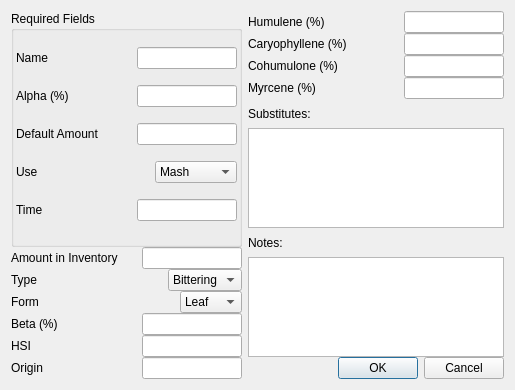
Above: ui/hopEditor.ui from mikfire/brewtarget before the change. Below: the same form after it.
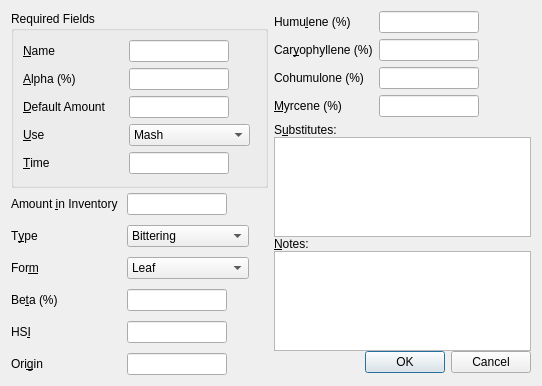
That is the form after the change. Custom widgets are drawn as their Qt base class.

Diff of the .ui file:
```diff
--- a/ui/hopEditor.ui
+++ b/ui/hopEditor.ui
@@ -6,8 +6,8 @@
    <rect>
     <x>0</x>
     <y>0</y>
-    <width>515</width>
-    <height>390</height>
+    <width>542</width>
+    <height>386</height>
    </rect>
   </property>
   <property name="sizePolicy">
@@ -22,13 +22,11 @@
   <property name="configSection" stdset="0">
    <string notr="true">hopEditor</string>
   </property>
-  <layout class="QHBoxLayout" name="horizontalLayout_17">
+  <layout class="QHBoxLayout" name="horizontalLayout">
    <item>
-    <layout class="QHBoxLayout" name="horizontalLayout_15">
-     <item>
-      <layout class="QVBoxLayout" name="verticalLayout_3">
+    <layout class="QVBoxLayout" name="verticalLayout_required">
        <property name="spacing">
-        <number>0</number>
+      <number>5</number>
        </property>
        <item>
         <widget class="QGroupBox" name="groupBox">
@@ -38,37 +36,14 @@
          <property name="configSection" stdset="0">
           <string notr="true">hopEditor</string>
          </property>
-         <layout class="QVBoxLayout" name="verticalLayout">
-          <property name="spacing">
-           <number>0</number>
-          </property>
-          <property name="sizeConstraint">
-           <enum>QLayout::SetMinimumSize</enum>
-          </property>
-          <property name="leftMargin">
-           <number>2</number>
-          </property>
-          <property name="topMargin">
-           <number>0</number>
+       <layout class="QFormLayout" name="formLayout_4">
+        <property name="horizontalSpacing">
+         <number>20</number>
           </property>
           <property name="rightMargin">
-           <number>2</number>
-          </property>
-          <property name="bottomMargin">
-           <number>3</number>
-          </property>
-          <item>
-           <layout class="QHBoxLayout" name="horizontalLayout">
-            <property name="spacing">
-             <number>0</number>
-            </property>
-            <property name="sizeConstraint">
-             <enum>QLayout::SetNoConstraint</enum>
-            </property>
-            <property name="topMargin">
-             <number>0</number>
-            </property>
-            <item>
+         <number>15</number>
+        </property>
+        <item row="0" column="0">
              <widget class="QLabel" name="label_name">
               <property name="sizePolicy">
                <sizepolicy hsizetype="Expanding" vsizetype="Preferred">
@@ -77,14 +52,14 @@
                </sizepolicy>
               </property>
               <property name="text">
-               <string>Name</string>
+           <string>&amp;Name</string>
               </property>
               <property name="buddy">
                <cstring>lineEdit_name</cstring>
               </property>
              </widget>
             </item>
-            <item>
+        <item row="0" column="1">
              <widget class="QLineEdit" name="lineEdit_name">
               <property name="sizePolicy">
                <sizepolicy hsizetype="Fixed" vsizetype="Fixed">
@@ -109,11 +84,7 @@
               </property>
              </widget>
             </item>
-           </layout>
-          </item>
-          <item>
-           <layout class="QHBoxLayout" name="horizontalLayout_2">
-            <item>
+        <item row="1" column="0">
              <widget class="QLabel" name="label_alpha">
               <property name="sizePolicy">
                <sizepolicy hsizetype="Expanding" vsizetype="Preferred">
@@ -122,14 +93,68 @@
                </sizepolicy>
               </property>
               <property name="text">
-               <string>Alpha (%)</string>
+           <string>&amp;Alpha (%)</string>
               </property>
               <property name="buddy">
                <cstring>lineEdit_alpha</cstring>
               </property>
              </widget>
             </item>
-            <item>
+        <item row="2" column="0">
+         <widget class="BtMassLabel" name="label_amount">
+          <property name="sizePolicy">
+           <sizepolicy hsizetype="Expanding" vsizetype="Preferred">
+            <horstretch>0</horstretch>
+            <verstretch>0</verstretch>
+           </sizepolicy>
+          </property>
+          <property name="contextMenuPolicy">
+           <enum>Qt::CustomContextMenu</enum>
+          </property>
+          <property name="text">
+           <string>&amp;Default Amount </string>
+          </property>
+          <property name="buddy">
+           <cstring>lineEdit_amount</cstring>
+          </property>
+         </widget>
+        </item>
+        <item row="3" column="0">
+         <widget class="QLabel" name="label_use">
+          <property name="sizePolicy">
+           <sizepolicy hsizetype="Expanding" vsizetype="Preferred">
+            <horstretch>0</horstretch>
+            <verstretch>0</verstretch>
+           </sizepolicy>
+          </property>
+          <property name="text">
+           <string>&amp;Use</string>
+          </property>
+          <property name="buddy">
+           <cstring>comboBox_use</cstring>
+          </property>
+         </widget>
+        </item>
+        <item row="4" column="0">
+         <widget class="BtTimeLabel" name="label_time">
+          <property name="sizePolicy">
+           <sizepolicy hsizetype="Expanding" vsizetype="Preferred">
+            <horstretch>0</horstretch>
+            <verstretch>0</verstretch>
+           </sizepolicy>
+          </property>
+          <property name="contextMenuPolicy">
+           <enum>Qt::CustomContextMenu</enum>
+          </property>
+          <property name="text">
+           <string>&amp;Time</string>
+          </property>
+          <property name="buddy">
+           <cstring>lineEdit_time</cstring>
+          </property>
+         </widget>
+        </item>
+        <item row="1" column="1">
              <widget class="BtGenericEdit" name="lineEdit_alpha">
               <property name="sizePolicy">
                <sizepolicy hsizetype="Fixed" vsizetype="Fixed">
@@ -157,30 +182,7 @@
               </property>
              </widget>
             </item>
-           </layout>
-          </item>
-          <item>
-           <layout class="QHBoxLayout" name="horizontalLayout_3">
-            <item>
-             <widget class="BtMassLabel" name="label_amount">
-              <property name="sizePolicy">
-               <sizepolicy hsizetype="Expanding" vsizetype="Preferred">
-                <horstretch>0</horstretch>
-                <verstretch>0</verstretch>
-               </sizepolicy>
-              </property>
-              <property name="contextMenuPolicy">
-               <enum>Qt::CustomContextMenu</enum>
-              </property>
-              <property name="text">
-               <string>Default Amount </string>
-              </property>
-              <property name="buddy">
-               <cstring>lineEdit_amount</cstring>
-              </property>
-             </widget>
-            </item>
-            <item>
+        <item row="2" column="1">
              <widget class="BtMassEdit" name="lineEdit_amount">
               <property name="sizePolicy">
                <sizepolicy hsizetype="Fixed" vsizetype="Fixed">
@@ -208,27 +210,7 @@
               </property>
              </widget>
             </item>
-           </layout>
-          </item>
-          <item>
-           <layout class="QHBoxLayout" name="horizontalLayout_5">
-            <item>
-             <widget class="QLabel" name="label_use">
-              <property name="sizePolicy">
-               <sizepolicy hsizetype="Expanding" vsizetype="Preferred">
-                <horstretch>0</horstretch>
-                <verstretch>0</verstretch>
-               </sizepolicy>
-              </property>
-              <property name="text">
-               <string>Use</string>
-              </property>
-              <property name="buddy">
-               <cstring>comboBox_use</cstring>
-              </property>
-             </widget>
-            </item>
-            <item>
+        <item row="3" column="1">
              <widget class="QComboBox" name="comboBox_use">
               <property name="toolTip">
                <string>Use</string>
@@ -260,30 +242,7 @@
               </item>
              </widget>
             </item>
-           </layout>
-          </item>
-          <item>
-           <layout class="QHBoxLayout" name="horizontalLayout_4">
-            <item>
-             <widget class="BtTimeLabel" name="label_time">
-              <property name="sizePolicy">
-               <sizepolicy hsizetype="Expanding" vsizetype="Preferred">
-                <horstretch>0</horstretch>
-                <verstretch>0</verstretch>
-               </sizepolicy>
-              </property>
-              <property name="contextMenuPolicy">
-               <enum>Qt::CustomContextMenu</enum>
-              </property>
-              <property name="text">
-               <string>Time</string>
-              </property>
-              <property name="buddy">
-               <cstring>lineEdit_time</cstring>
-              </property>
-             </widget>
-            </item>
-            <item>
+        <item row="4" column="1">
              <widget class="BtTimeEdit" name="lineEdit_time">
               <property name="sizePolicy">
                <sizepolicy hsizetype="Fixed" vsizetype="Fixed">
@@ -312,26 +271,124 @@
              </widget>
             </item>
            </layout>
-          </item>
-         </layout>
+       <zorder>label_name</zorder>
+       <zorder>label_name</zorder>
+       <zorder>lineEdit_name</zorder>
+       <zorder>label_alpha</zorder>
+       <zorder>label_amount</zorder>
+       <zorder>label_use</zorder>
+       <zorder>label_time</zorder>
+       <zorder>lineEdit_alpha</zorder>
+       <zorder>lineEdit_amount</zorder>
+       <zorder>comboBox_use</zorder>
+       <zorder>lineEdit_time</zorder>
         </widget>
        </item>
        <item>
-        <layout class="QHBoxLayout" name="horizontalLayout_16">
-         <item>
+      <layout class="QFormLayout" name="formLayout_2">
+       <property name="horizontalSpacing">
+        <number>9</number>
+       </property>
+       <property name="verticalSpacing">
+        <number>10</number>
+       </property>
+       <property name="rightMargin">
+        <number>19</number>
+       </property>
+       <item row="0" column="0">
           <widget class="BtMassLabel" name="label_inventory">
            <property name="contextMenuPolicy">
             <enum>Qt::CustomContextMenu</enum>
            </property>
            <property name="text">
-            <string>Amount in Inventory</string>
+          <string>Amount &amp;in Inventory</string>
            </property>
            <property name="buddy">
             <cstring>lineEdit_inventory</cstring>
            </property>
           </widget>
          </item>
-         <item>
+       <item row="1" column="0">
+        <widget class="QLabel" name="label_type">
+         <property name="sizePolicy">
+          <sizepolicy hsizetype="Expanding" vsizetype="Preferred">
+           <horstretch>0</horstretch>
+           <verstretch>0</verstretch>
+          </sizepolicy>
+         </property>
+         <property name="text">
+          <string>T&amp;ype</string>
+         </property>
+         <property name="buddy">
+          <cstring>comboBox_type</cstring>
+         </property>
+        </widget>
+       </item>
+       <item row="2" column="0">
+        <widget class="QLabel" name="label_form">
+         <property name="sizePolicy">
+          <sizepolicy hsizetype="Expanding" vsizetype="Preferred">
+           <horstretch>0</horstretch>
+           <verstretch>0</verstretch>
+          </sizepolicy>
+         </property>
+         <property name="text">
+          <string>For&amp;m</string>
+         </property>
+         <property name="buddy">
+          <cstring>comboBox_form</cstring>
+         </property>
+        </widget>
+       </item>
+       <item row="3" column="0">
+        <widget class="QLabel" name="label_beta">
+         <property name="sizePolicy">
+          <sizepolicy hsizetype="Expanding" vsizetype="Preferred">
+           <horstretch>0</horstretch>
+           <verstretch>0</verstretch>
+          </sizepolicy>
+         </property>
+         <property name="text">
+          <string>Be&amp;ta (%)</string>
+         </property>
+         <property name="buddy">
+          <cstring>lineEdit_beta</cstring>
+         </property>
+        </widget>
+       </item>
+       <item row="4" column="0">
+        <widget class="QLabel" name="label_HSI">
+         <property name="sizePolicy">
+          <sizepolicy hsizetype="Expanding" vsizetype="Preferred">
+           <horstretch>0</horstretch>
+           <verstretch>0</verstretch>
+          </sizepolicy>
+         </property>
+         <property name="text">
+          <string>HS&amp;I</string>
+         </property>
+         <property name="buddy">
+          <cstring>lineEdit_HSI</cstring>
+         </property>
+        </widget>
+       </item>
+       <item row="5" column="0">
+        <widget class="QLabel" name="label_origin">
+         <property name="sizePolicy">
+          <sizepolicy hsizetype="Expanding" vsizetype="Preferred">
+           <horstretch>0</horstretch>
+           <verstretch>0</verstretch>
+          </sizepolicy>
+         </property>
+         <property name="text">
+          <string>Ori&amp;gin</string>
+         </property>
+         <property name="buddy">
+          <cstring>lineEdit_origin</cstring>
+         </property>
+        </widget>
+       </item>
+       <item row="0" column="1">
           <widget class="BtMassEdit" name="lineEdit_inventory">
            <property name="sizePolicy">
             <sizepolicy hsizetype="Maximum" vsizetype="Fixed">
@@ -353,27 +410,7 @@
            </property>
           </widget>
          </item>
-        </layout>
-       </item>
-       <item>
-        <layout class="QHBoxLayout" name="horizontalLayout_6">
-         <item>
-          <widget class="QLabel" name="label_type">
-           <property name="sizePolicy">
-            <sizepolicy hsizetype="Expanding" vsizetype="Preferred">
-             <horstretch>0</horstretch>
-             <verstretch>0</verstretch>
-            </sizepolicy>
-           </property>
-           <property name="text">
-            <string>Type</string>
-           </property>
-           <property name="buddy">
-            <cstring>comboBox_type</cstring>
-           </property>
-          </widget>
-         </item>
-         <item>
+       <item row="1" column="1">
           <widget class="QComboBox" name="comboBox_type">
            <property name="toolTip">
             <string>Type</string>
@@ -395,27 +432,7 @@
            </item>
           </widget>
          </item>
-        </layout>
-       </item>
-       <item>
-        <layout class="QHBoxLayout" name="horizontalLayout_8">
-         <item>
-          <widget class="QLabel" name="label_form">
-           <property name="sizePolicy">
-            <sizepolicy hsizetype="Expanding" vsizetype="Preferred">
-             <horstretch>0</horstretch>
-             <verstretch>0</verstretch>
-            </sizepolicy>
-           </property>
-           <property name="text">
-            <string>Form</string>
-           </property>
-           <property name="buddy">
-            <cstring>comboBox_form</cstring>
-           </property>
-          </widget>
-         </item>
-         <item>
+       <item row="2" column="1">
           <widget class="QComboBox" name="comboBox_form">
            <property name="toolTip">
             <string>Form</string>
@@ -437,27 +454,7 @@
            </item>
           </widget>
          </item>
-        </layout>
-       </item>
-       <item>
-        <layout class="QHBoxLayout" name="horizontalLayout_7">
-         <item>
-          <widget class="QLabel" name="label_beta">
-           <property name="sizePolicy">
-            <sizepolicy hsizetype="Expanding" vsizetype="Preferred">
-             <horstretch>0</horstretch>
-             <verstretch>0</verstretch>
-            </sizepolicy>
-           </property>
-           <property name="text">
-            <string>Beta (%)</string>
-           </property>
-           <property name="buddy">
-            <cstring>lineEdit_beta</cstring>
-           </property>
-          </widget>
-         </item>
-         <item>
+       <item row="3" column="1">
           <widget class="BtGenericEdit" name="lineEdit_beta">
            <property name="sizePolicy">
             <sizepolicy hsizetype="Fixed" vsizetype="Fixed">
@@ -485,27 +482,7 @@
            </property>
           </widget>
          </item>
-        </layout>
-       </item>
-       <item>
-        <layout class="QHBoxLayout" name="horizontalLayout_9">
-         <item>
-          <widget class="QLabel" name="label_HSI">
-           <property name="sizePolicy">
-            <sizepolicy hsizetype="Expanding" vsizetype="Preferred">
-             <horstretch>0</horstretch>
-             <verstretch>0</verstretch>
-            </sizepolicy>
-           </property>
-           <property name="text">
-            <string>HSI</string>
-           </property>
-           <property name="buddy">
-            <cstring>lineEdit_HSI</cstring>
-           </property>
-          </widget>
-         </item>
-         <item>
+       <item row="4" column="1">
           <widget class="BtGenericEdit" name="lineEdit_HSI">
            <property name="sizePolicy">
             <sizepolicy hsizetype="Fixed" vsizetype="Fixed">
@@ -533,27 +510,7 @@
            </property>
           </widget>
          </item>
-        </layout>
-       </item>
-       <item>
-        <layout class="QHBoxLayout" name="horizontalLayout_10">
-         <item>
-          <widget class="QLabel" name="label_origin">
-           <property name="sizePolicy">
-            <sizepolicy hsizetype="Expanding" vsizetype="Preferred">
-             <horstretch>0</horstretch>
-             <verstretch>0</verstretch>
-            </sizepolicy>
-           </property>
-           <property name="text">
-            <string>Origin</string>
-           </property>
-           <property name="buddy">
-            <cstring>lineEdit_origin</cstring>
-           </property>
-          </widget>
-         </item>
-         <item>
+       <item row="5" column="1">
           <widget class="QLineEdit" name="lineEdit_origin">
            <property name="sizePolicy">
             <sizepolicy hsizetype="Fixed" vsizetype="Fixed">
@@ -583,13 +540,10 @@
       </layout>
      </item>
      <item>
-      <layout class="QVBoxLayout" name="verticalLayout_2">
-       <property name="spacing">
-        <number>0</number>
-       </property>
+    <layout class="QVBoxLayout" name="verticalLayout_extras">
        <item>
-        <layout class="QHBoxLayout" name="horizontalLayout_14">
-         <item>
+      <layout class="QFormLayout" name="formLayout_3">
+       <item row="0" column="0">
           <widget class="QLabel" name="label_humulene">
            <property name="sizePolicy">
             <sizepolicy hsizetype="Expanding" vsizetype="Preferred">
@@ -598,14 +552,62 @@
             </sizepolicy>
            </property>
            <property name="text">
-            <string>Humulene (%)</string>
+          <string>Humu&amp;lene (%)</string>
            </property>
            <property name="buddy">
             <cstring>lineEdit_humulene</cstring>
            </property>
           </widget>
          </item>
-         <item>
+       <item row="1" column="0">
+        <widget class="QLabel" name="label_caryophyllene">
+         <property name="sizePolicy">
+          <sizepolicy hsizetype="Expanding" vsizetype="Preferred">
+           <horstretch>0</horstretch>
+           <verstretch>0</verstretch>
+          </sizepolicy>
+         </property>
+         <property name="text">
+          <string>Car&amp;yophyllene (%)</string>
+         </property>
+         <property name="buddy">
+          <cstring>lineEdit_caryophyllene</cstring>
+         </property>
+        </widget>
+       </item>
+       <item row="2" column="0">
+        <widget class="QLabel" name="label_cohumulone">
+         <property name="sizePolicy">
+          <sizepolicy hsizetype="Expanding" vsizetype="Preferred">
+           <horstretch>0</horstretch>
+           <verstretch>0</verstretch>
+          </sizepolicy>
+         </property>
+         <property name="text">
+          <string>Cohumulone (%)</string>
+         </property>
+         <property name="buddy">
+          <cstring>lineEdit_cohumulone</cstring>
+         </property>
+        </widget>
+       </item>
+       <item row="3" column="0">
+        <widget class="QLabel" name="label_myrcene">
+         <property name="sizePolicy">
+          <sizepolicy hsizetype="Expanding" vsizetype="Preferred">
+           <horstretch>0</horstretch>
+           <verstretch>0</verstretch>
+          </sizepolicy>
+         </property>
+         <property name="text">
+          <string>&amp;Myrcene (%)</string>
+         </property>
+         <property name="buddy">
+          <cstring>lineEdit_myrcene</cstring>
+         </property>
+        </widget>
+       </item>
+       <item row="0" column="1">
           <widget class="BtGenericEdit" name="lineEdit_humulene">
            <property name="sizePolicy">
             <sizepolicy hsizetype="Fixed" vsizetype="Fixed">
@@ -633,27 +635,7 @@
            </property>
           </widget>
          </item>
-        </layout>
-       </item>
-       <item>
-        <layout class="QHBoxLayout" name="horizontalLayout_13">
-         <item>
-          <widget class="QLabel" name="label_caryophyllene">
-           <property name="sizePolicy">
-            <sizepolicy hsizetype="Expanding" vsizetype="Preferred">
-             <horstretch>0</horstretch>
-             <verstretch>0</verstretch>
-            </sizepolicy>
-           </property>
-           <property name="text">
-            <string>Caryophyllene (%)</string>
-           </property>
-           <property name="buddy">
-            <cstring>lineEdit_caryophyllene</cstring>
-           </property>
-          </widget>
-         </item>
-         <item>
+       <item row="1" column="1">
           <widget class="BtGenericEdit" name="lineEdit_caryophyllene">
            <property name="sizePolicy">
             <sizepolicy hsizetype="Fixed" vsizetype="Fixed">
@@ -681,27 +663,7 @@
            </property>
           </widget>
          </item>
-        </layout>
-       </item>
-       <item>
-        <layout class="QHBoxLayout" name="horizontalLayout_12">
-         <item>
-          <widget class="QLabel" name="label_cohumulone">
-           <property name="sizePolicy">
-            <sizepolicy hsizetype="Expanding" vsizetype="Preferred">
-             <horstretch>0</horstretch>
-             <verstretch>0</verstretch>
-            </sizepolicy>
-           </property>
-           <property name="text">
-            <string>Cohumulone (%)</string>
-           </property>
-           <property name="buddy">
-            <cstring>lineEdit_cohumulone</cstring>
-           </property>
-          </widget>
-         </item>
-         <item>
+       <item row="2" column="1">
           <widget class="BtGenericEdit" name="lineEdit_cohumulone">
            <property name="sizePolicy">
             <sizepolicy hsizetype="Fixed" vsizetype="Fixed">
@@ -729,27 +691,7 @@
            </property>
           </widget>
          </item>
-        </layout>
-       </item>
-       <item>
-        <layout class="QHBoxLayout" name="horizontalLayout_11">
-         <item>
-          <widget class="QLabel" name="label_myrcene">
-           <property name="sizePolicy">
-            <sizepolicy hsizetype="Expanding" vsizetype="Preferred">
-             <horstretch>0</horstretch>
-             <verstretch>0</verstretch>
-            </sizepolicy>
-           </property>
-           <property name="text">
-            <string>Myrcene (%)</string>
-           </property>
-           <property name="buddy">
-            <cstring>lineEdit_myrcene</cstring>
-           </property>
-          </widget>
-         </item>
-         <item>
+       <item row="3" column="1">
           <widget class="BtGenericEdit" name="lineEdit_myrcene">
            <property name="sizePolicy">
             <sizepolicy hsizetype="Fixed" vsizetype="Fixed">
@@ -777,12 +719,15 @@
            </property>
           </widget>
          </item>
-        </layout>
-       </item>
+       <item row="4" column="0" colspan="2">
+        <layout class="QVBoxLayout" name="verticalLayout_2">
+         <property name="spacing">
+          <number>0</number>
+         </property>
        <item>
         <widget class="QLabel" name="label_15">
          <property name="text">
-          <string>Substitutes:</string>
+            <string>S&amp;ubstitutes:</string>
          </property>
          <property name="buddy">
           <cstring>textEdit_substitutes</cstring>
@@ -814,7 +759,7 @@
        <item>
         <widget class="QLabel" name="label_16">
          <property name="text">
-          <string>Notes:</string>
+            <string>&amp;Notes:</string>
          </property>
          <property name="buddy">
           <cstring>textEdit_notes</cstring>
@@ -858,23 +803,13 @@
     </layout>
    </item>
   </layout>
+   </item>
+  </layout>
+  <zorder></zorder>
+  <zorder>label_time</zorder>
+  <zorder>verticalLayoutWidget</zorder>
  </widget>
  <customwidgets>
-  <customwidget>
-   <class>BtGenericEdit</class>
-   <extends>QLineEdit</extends>
-   <header>BtLineEdit.h</header>
-  </customwidget>
-  <customwidget>
-   <class>BtMassEdit</class>
-   <extends>QLineEdit</extends>
-   <header>BtLineEdit.h</header>
-   <slots>
-    <signal>textModified()</signal>
-    <slot>lineChanged()</slot>
-    <slot>lineChanged(Unit::unitDisplay,Unit::unitScale)</slot>
-   </slots>
-  </customwidget>
   <customwidget>
    <class>BtTimeEdit</class>
    <extends>QLineEdit</extends>
@@ -891,6 +826,21 @@
     <signal>labelChanged(Unit::unitDisplay,Unit::unitScale)</signal>
    </slots>
   </customwidget>
+  <customwidget>
+   <class>BtGenericEdit</class>
+   <extends>QLineEdit</extends>
+   <header>BtLineEdit.h</header>
+  </customwidget>
+  <customwidget>
+   <class>BtMassEdit</class>
+   <extends>QLineEdit</extends>
+   <header>BtLineEdit.h</header>
+   <slots>
+    <signal>textModified()</signal>
+    <slot>lineChanged()</slot>
+    <slot>lineChanged(Unit::unitDisplay,Unit::unitScale)</slot>
+   </slots>
+  </customwidget>
   <customwidget>
    <class>BtMassLabel</class>
    <extends>QLabel</extends>
```
Lines whose indentation alone changed are shown as unchanged.
